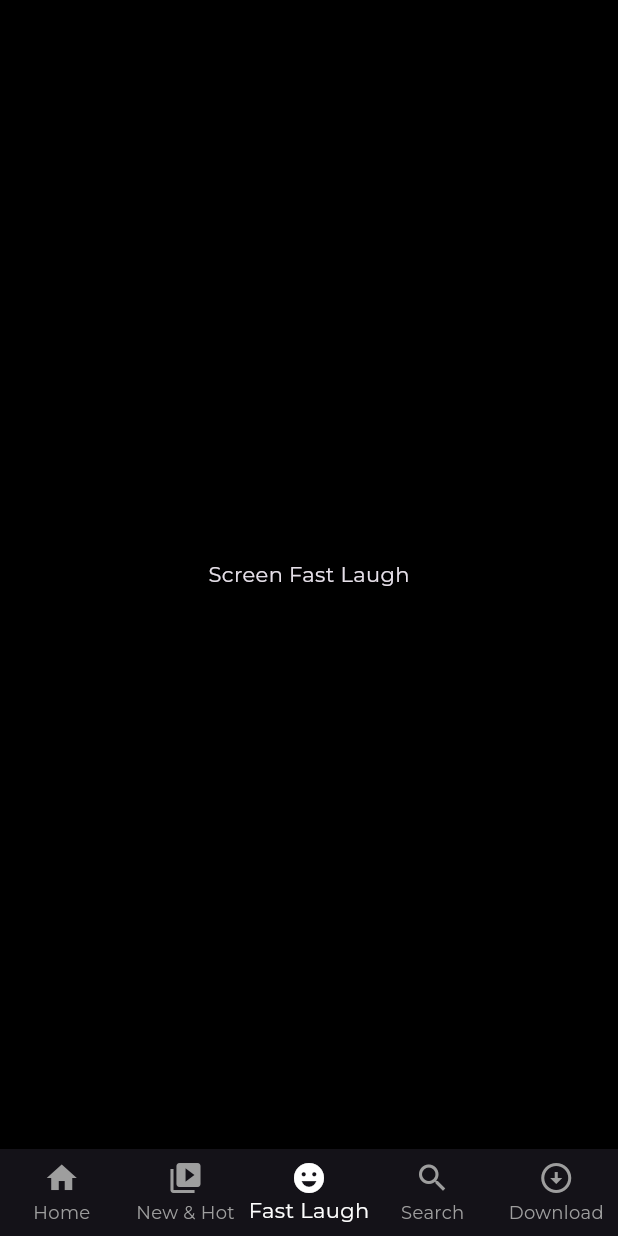
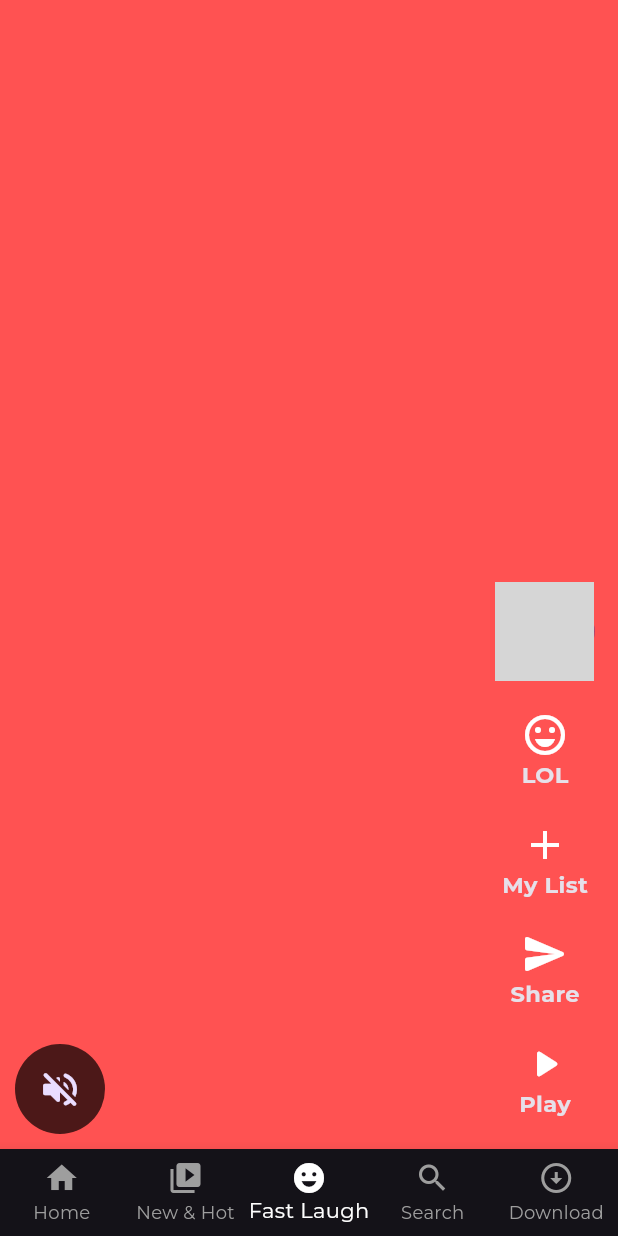
Before and after one commit to NavafMuhammad/Netflix-c, a Flutter app: the screen it shows after launch, item 3 of the bottom bar chosen, on a phone screen of 412 x 824 dp. Run offline on Flutter 3.47's test engine with Material 3 defaults, Android fonts, the phone set to English and light mode, and no system bars; our stand-ins replace bordered_text, google_fonts; network calls fail; grey boxes are pictures that could not be loaded.

Commit message:
ui done fastlaugh home screens

```diff
--- a/lib/core/constants.dart
+++ b/lib/core/constants.dart
@@ -11,4 +11,9 @@ const kPadding20 = EdgeInsets.all(20);
 const kPadding10 = EdgeInsets.all(10);
 const kPaddingHorizontal20 = EdgeInsets.symmetric(horizontal: 20);
 
+const kMarginHorizontal5 = EdgeInsets.symmetric(horizontal: 5);
+
 const kCardRadius6 = BorderRadius.all(Radius.circular(6));
+
+//imageUrl
+const kHomeBackgroundImage = 'https://image.tmdb.org/t/p/original/53P8oHo9cfOsgb1cLxBi4pFY0ja.jpg';
--- a/lib/presentation/fast_laughs/screen_fast_laugh.dart
+++ b/lib/presentation/fast_laughs/screen_fast_laugh.dart
@@ -1,12 +1,17 @@
 import 'package:flutter/material.dart';
+import 'package:netflix/presentation/widgets/text_icon_button_widget.dart';
 
 class ScreenFastLaugh extends StatelessWidget {
   const ScreenFastLaugh({super.key});
 
   @override
   Widget build(BuildContext context) {
-    return const Center(
-      child: Text("Screen Fast Laugh"),
+    return Center(
+      child: PageView(
+        scrollDirection: Axis.vertical,
+        children: List.generate(
+            20, (index) => FastLaughVideoItemWidget(index: index)),
+      ),
     );
   }
 }
--- /dev/null
+++ b/lib/presentation/widgets/text_icon_button_widget.dart
@@ -0,0 +1,96 @@
+import 'package:flutter/material.dart';
+import 'package:netflix/core/colors.dart';
+import 'package:netflix/core/constants.dart';
+
+class FastLaughVideoItemWidget extends StatelessWidget {
+  const FastLaughVideoItemWidget({
+    required this.index,
+    super.key,
+  });
+  final int index;
+
+  @override
+  Widget build(BuildContext context) {
+    return Stack(
+      children: [
+        Container(
+          color: Colors.accents[index % Colors.accents.length],
+        ),
+        Align(
+          alignment: Alignment.bottomLeft,
+          child: Padding(
+            padding: kPadding10,
+            child: Row(
+              mainAxisAlignment: MainAxisAlignment.spaceBetween,
+              crossAxisAlignment: CrossAxisAlignment.end,
+              children: [
+                CircleAvatar(
+                  backgroundColor: kBlackColor.withOpacity(0.7),
+                  radius: 30,
+                  child: IconButton(
+                      onPressed: () {},
+                      icon: const Icon(
+                        Icons.volume_off_rounded,
+                        size: 30,
+                      )),
+                ),
+                const Column(
+                  mainAxisAlignment: MainAxisAlignment.end,
+                  children: [
+                    CircleAvatar(
+                      radius: 33,
+                      backgroundImage: NetworkImage(
+                          'https://image.tmdb.org/t/p/original/bi4tb3GMYFVNUom65SJm7A66rgM.jpg'),
+                    ),
+                    kHeight10,
+                    TextIconButtonWidget(
+                        title: 'LOL', icon: Icons.emoji_emotions_outlined),
+                    TextIconButtonWidget(title: 'My List', icon: Icons.add),
+                    TextIconButtonWidget(
+                        title: 'Share', icon: Icons.send_rounded),
+                    TextIconButtonWidget(
+                        title: 'Play', icon: Icons.play_arrow_rounded),
+                  ],
+                )
+              ],
+            ),
+          ),
+        )
+      ],
+    );
+  }
+}
+
+class TextIconButtonWidget extends StatelessWidget {
+  const TextIconButtonWidget({
+    super.key,
+    required this.title,
+    required this.icon,
+    this.iconSize = 32,
+    this.textSize = 15,
+  });
+
+  final String title;
+  final IconData icon;
+  final double iconSize;
+  final double textSize;
+
+  @override
+  Widget build(BuildContext context) {
+    return Padding(
+      padding: const EdgeInsets.symmetric(vertical: 10, horizontal: 10),
+      child: Column(
+        children: [
+          Icon(
+            icon,
+            size: iconSize,
+          ),
+          Text(
+            title,
+            style: TextStyle(fontSize: textSize, fontWeight: FontWeight.bold),
+          ),
+        ],
+      ),
+    );
+  }
+}
```
Also changed, not shown: lib/presentation/download/screen_download.dart (+20 -1 lines), lib/presentation/home/screen_home.dart (+81 -2 lines), lib/presentation/home/widgets/landing_background_image_widget.dart (added, +65 -0 lines), lib/presentation/home/widgets/top_10_card_widget.dart (added, +54 -0 lines), lib/presentation/home/widgets/top_10_title_card.dart (added, +37 -0 lines), lib/presentation/search/widgets/search_active_widget.dart (+2 -16 lines), lib/presentation/widgets/appbar_widget.dart (+5 -6 lines), lib/presentation/widgets/main_card_widget.dart (added, +23 -0 lines), lib/presentation/widgets/main_title_card.dart (added, +36 -0 lines), pubspec.yaml (+5 -10 lines), assets/images/netflix-logo.png (added), lib/presentation/home/widgets.dart (deleted), pubspec.lock, 2 other files.
